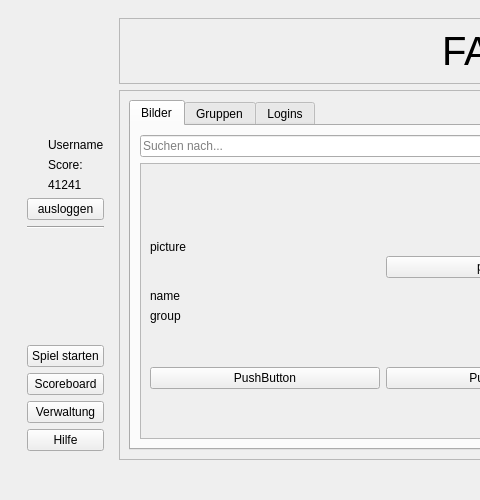
Before: the Qt Designer form Facy-Client/frmmain.ui in Rompack853/Facy-Client, drawn with Qt 5; both pictures show x 0 to 480 and y 0 to 500 of the 900 by 500 pixel window.
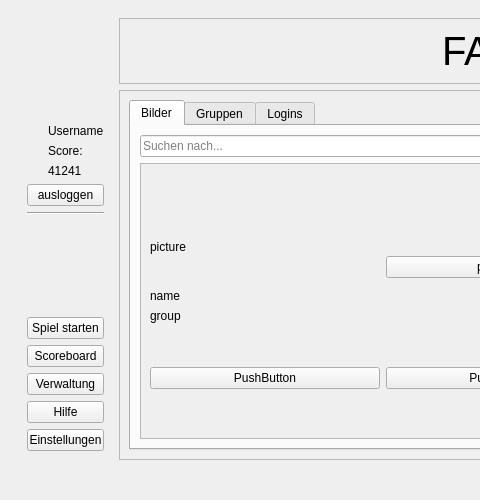
After: the same form once the commit is applied. Icons and pictures are not drawn.

The edit to the form file:
```diff
--- a/Facy-Client/frmmain.ui
+++ b/Facy-Client/frmmain.ui
@@ -536,6 +536,13 @@
              </property>
             </widget>
            </item>
+           <item>
+            <widget class="QPushButton" name="btnOptions">
+             <property name="text">
+              <string>Einstellungen</string>
+             </property>
+            </widget>
+           </item>
           </layout>
          </widget>
         </item>
```
Left out of the diff: 7 changed lines with no effect on the pictures.
